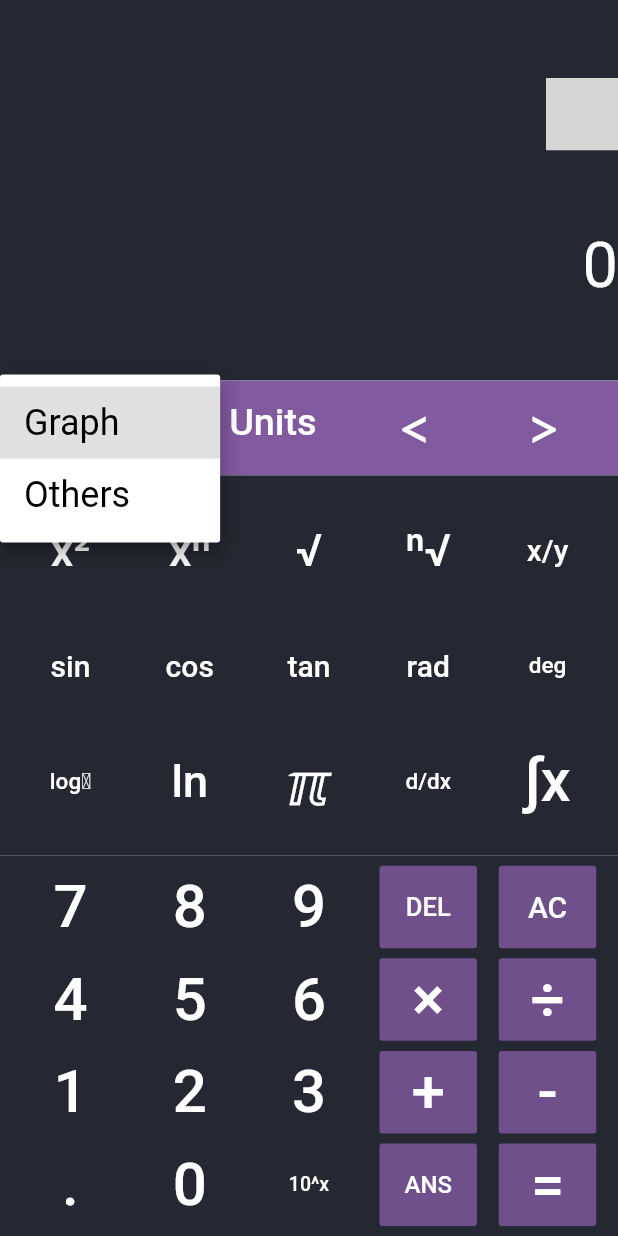
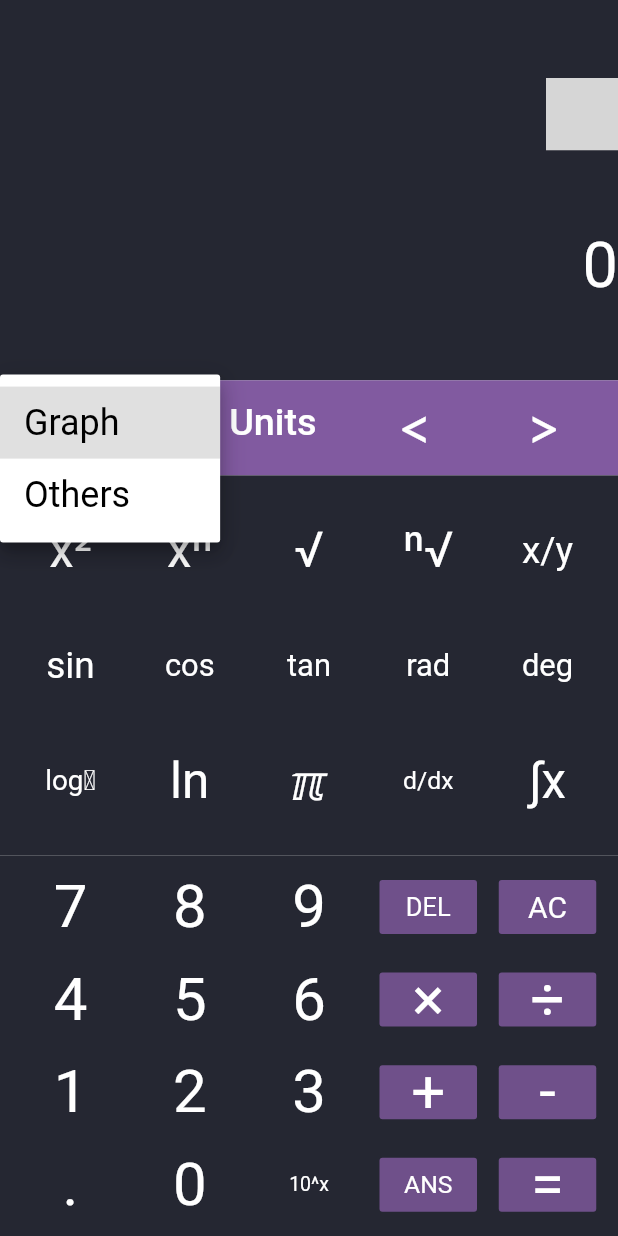
Before and after one commit to ararajs/scientific_calc, a Flutter app: the screen it shows after launch, after a tap on "Menu", on a phone screen of 412 x 824 dp. Run offline on Flutter 3.47's test engine with Material 2 defaults, Android fonts, the phone set to English and light mode, and no system bars; our stand-ins replace font_awesome_flutter, google_fonts, math_expressions, petitparser, webview_flutter; missing offline and left inert: flutter_math; grey boxes are pictures that could not be loaded.

Commit message:
media query

```diff
--- a/lib/functions.dart
+++ b/lib/functions.dart
@@ -1,5 +1,6 @@
 import 'package:flutter/material.dart';
 import 'package:flutter/rendering.dart';
+import 'package:flutter/widgets.dart';
 import 'dart:math' as math;
 import 'package:math_expressions/math_expressions.dart';
 import 'package:google_fonts/google_fonts.dart';
@@ -68,15 +69,33 @@ class Button extends StatelessWidget{
     return SizedBox(
       width: 65.0,
       height: 55.0,
-      child: FlatButton(
-        color: Color.fromRGBO(Colorlist[0], Colorlist[1], Colorlist[2], Colorlist[3]),
-        textColor: Colors.white,
-        onPressed: () {ButtonPressed(this.Input);},
-        child: Text(this.symb.toString(),style: TextStyle(fontSize: this.Size),),
-      ),
+      child: Stack(children: <Widget>[
+        Align(
+          alignment: Alignment.center,
+          child: Container(
+            child: FlatButton(
+              color: Color.fromRGBO(Colorlist[0], Colorlist[1], Colorlist[2], Colorlist[3]),
+              onPressed: () {ButtonPressed(this.Input);},
+        ),
+          )
+
+        ),
+        Align(
+          alignment: Alignment.center,
+            child: IgnorePointer(
+              ignoring: true,
+              child: Text(
+                this.symb.toString(),style: TextStyle(fontSize: this.Size, color: Colors.white,),),
+            ),
+          ),
+      ]),
     );
   }
 
 
 
 }
+
+
+
+List DataConv =  [[1,2,3,4,5],[1,2,3,4,5],[1,2,3,4,5],[1,2,3,4,5],[1,2,3,4,5]];
--- a/lib/main.dart
+++ b/lib/main.dart
@@ -12,6 +12,7 @@ import 'dart:async';
 import 'dart:convert';
 import './converter_page.dart';
 import './Utilities/ui_colors.dart';
+import 'sizes_helpers.dart';
 
 
 void main() => runApp(MyApp());
@@ -114,6 +115,7 @@ class _HomePageState extends State<HomePage> {
           Expanded(
             flex: 4,
             child: Container(
+              width: displayWidth(context),
               color: Color.fromRGBO(37, 39, 50, 1),
               child: Column(
                 mainAxisAlignment: MainAxisAlignment.spaceEvenly,
@@ -139,6 +141,7 @@ class _HomePageState extends State<HomePage> {
           Expanded(
             flex: 1,
               child: Container(
+                width: displayWidth(context),
                 color: Color.fromRGBO(129, 90, 160, 1),
             child: Column(
               mainAxisAlignment: MainAxisAlignment.center,
@@ -204,6 +207,7 @@ class _HomePageState extends State<HomePage> {
           Expanded(
             flex: 4,
             child: Container(
+                width: displayWidth(context),
                 color: Color.fromRGBO(37,39,50,1.0),
                 child: PageView(
                     children: [
@@ -214,22 +218,22 @@ class _HomePageState extends State<HomePage> {
                             mainAxisAlignment: MainAxisAlignment.spaceEvenly,
                             crossAxisAlignment: CrossAxisAlignment.start,
                             children: <Widget> [
-                              Button(symb:"x²", Input:"x²", Update_Input: update_input, Colorlist: MainColor, Size: 30.0,),
-                              Button(symb:"xⁿ", Input:"xⁿ", Update_Input: update_input, Colorlist: MainColor, Size: 30.0,),
-                              Button(symb:"√", Input:"√", Update_Input: update_input, Colorlist: MainColor, Size: 30.0,),
-                              Button(symb:"ⁿ√", Input:"ⁿ√", Update_Input: update_input, Colorlist: MainColor, Size: 30.0,),
-                              Button(symb:"x/y", Input:"x/y", Update_Input: update_input, Colorlist: MainColor, Size: 20.0,),
+                              Button(symb:"x²", Input:"x²", Update_Input: update_input, Colorlist: MainColor, Size: displayWidth(context) * 0.08,),
+                              Button(symb:"xⁿ", Input:"xⁿ", Update_Input: update_input, Colorlist: MainColor, Size: displayWidth(context) * 0.08,),
+                              Button(symb:"√", Input:"√", Update_Input: update_input, Colorlist: MainColor, Size: displayWidth(context) * 0.08,),
+                              Button(symb:"ⁿ√", Input:"ⁿ√", Update_Input: update_input, Colorlist: MainColor, Size: displayWidth(context) * 0.08,),
+                              Button(symb:"x/y", Input:"x/y", Update_Input: update_input, Colorlist: MainColor, Size: displayWidth(context) * 0.06,),
                             ],
                           ),
                           Row(
                             mainAxisAlignment: MainAxisAlignment.spaceEvenly,
                             crossAxisAlignment: CrossAxisAlignment.start,
                             children: <Widget> [
-                              Button(symb:"sin", Input:r"\sin", Update_Input: update_input, Colorlist: MainColor, Size: 20.0,),
-                              Button(symb:"cos", Input:r"\cos", Update_Input: update_input, Colorlist: MainColor, Size: 20.0,),
-                              Button(symb:"tan", Input:r"\tan", Update_Input: update_input, Colorlist: MainColor, Size: 20.0,),
-                              Button(symb:"rad", Input:r"\rad", Update_Input: update_input, Colorlist: MainColor, Size: 20.0,),
-                              Button(symb:"deg", Input:"deg", Update_Input: update_input, Colorlist: MainColor, Size: 15.0,),
+                              Button(symb:"sin", Input:r"\sin", Update_Input: update_input, Colorlist: MainColor, Size: displayWidth(context) * 0.06,),
+                              Button(symb:"cos", Input:r"\cos", Update_Input: update_input, Colorlist: MainColor, Size: displayWidth(context) * 0.05,),
+                              Button(symb:"tan", Input:r"\tan", Update_Input: update_input, Colorlist: MainColor, Size: displayWidth(context) * 0.05,),
+                              Button(symb:"rad", Input:r"\rad", Update_Input: update_input, Colorlist: MainColor, Size: displayWidth(context) * 0.05,),
+                              Button(symb:"deg", Input:"deg", Update_Input: update_input, Colorlist: MainColor, Size: displayWidth(context) * 0.05,),
 
                             ],
                           ),
@@ -237,11 +241,11 @@ class _HomePageState extends State<HomePage> {
                             mainAxisAlignment: MainAxisAlignment.spaceEvenly,
                             crossAxisAlignment: CrossAxisAlignment.start,
                             children: <Widget> [
-                              Button(symb:"logₓ", Input:"logₓ", Update_Input: update_input, Colorlist: MainColor, Size: 15.0,),
-                              Button(symb:"ln", Input:"ln", Update_Input: update_input, Colorlist: MainColor, Size: 30.0,),
-                              Button(symb:"ℼ", Input:"ℼ", Update_Input: update_input, Colorlist: MainColor, Size: 40.0,),
-                              Button(symb:"d/dx", Input:"d/dx", Update_Input: update_input, Colorlist: MainColor, Size: 15.0,),
-                              Button(symb:"∫x", Input:"∫x", Update_Input: update_input, Colorlist: MainColor, Size: 40.0,),
+                              Button(symb:"logₓ", Input:"logₓ", Update_Input: update_input, Colorlist: MainColor, Size: displayWidth(context) * 0.045,),
+                              Button(symb:"ln", Input:"ln", Update_Input: update_input, Colorlist: MainColor, Size: displayWidth(context) * 0.08,),
+                              Button(symb:"ℼ", Input:"ℼ", Update_Input: update_input, Colorlist: MainColor, Size: displayWidth(context) * 0.08,),
+                              Button(symb:"d/dx", Input:"d/dx", Update_Input: update_input, Colorlist: MainColor, Size: displayWidth(context) * 0.04,),
+                              Button(symb:"∫x", Input:"∫x", Update_Input: update_input, Colorlist: MainColor, Size: displayWidth(context) * 0.08,),
 
                             ],
                           ),
@@ -335,6 +339,7 @@ class _HomePageState extends State<HomePage> {
           Expanded(
             flex: 4,
             child: Container(
+              width: displayWidth(context),
               color: Color.fromRGBO(37, 39, 50, 1),
               child: Column(
                 mainAxisAlignment: MainAxisAlignment.spaceEvenly,
@@ -379,7 +384,7 @@ class _HomePageState extends State<HomePage> {
                       Button(symb:".", Input:".", Update_Input: update_input, Colorlist: MainColor, Size: 40.0,),
                       Button(symb:"0", Input: "0", Update_Input: update_input, Colorlist: MainColor, Size: 40.0,),
                       Button(symb:"10^x", Input: r"\times 10^x", Update_Input: update_input, Colorlist: MainColor, Size: 13.0,),
-                      Button(symb:"ANS", Input: r"\text{ANS}",PreviousAnswer: ans ,Update_Input: update_input, Colorlist: SideColor, Size: 16.0,),
+                      Button(symb:"ANS", Input: r"\text{ANS}",PreviousAnswer: ans ,Update_Input: update_input, Colorlist: SideColor, Size: displayWidth(context) * 0.04,),
                       Button(symb:"=", Input: "=",PreviousAnswer: ans,FullInput: input, Set_Output: set_output, Colorlist: SideColor, Size: 40.0,),
                     ],
                   ),
--- /dev/null
+++ b/lib/sizes_helpers.dart
@@ -0,0 +1,16 @@
+import 'package:flutter/material.dart';
+
+Size displaySize(BuildContext context) {
+  debugPrint('Size = ' + MediaQuery.of(context).size.toString());
+  return MediaQuery.of(context).size;
+}
+
+double displayHeight(BuildContext context) {
+  debugPrint('Height = ' + displaySize(context).height.toString());
+  return displaySize(context).height;
+}
+
+double displayWidth(BuildContext context) {
+  debugPrint('Width = ' + displaySize(context).width.toString());
+  return displaySize(context).width;
+}
```
Also changed, not shown: pubspec.lock, 2 other files.
